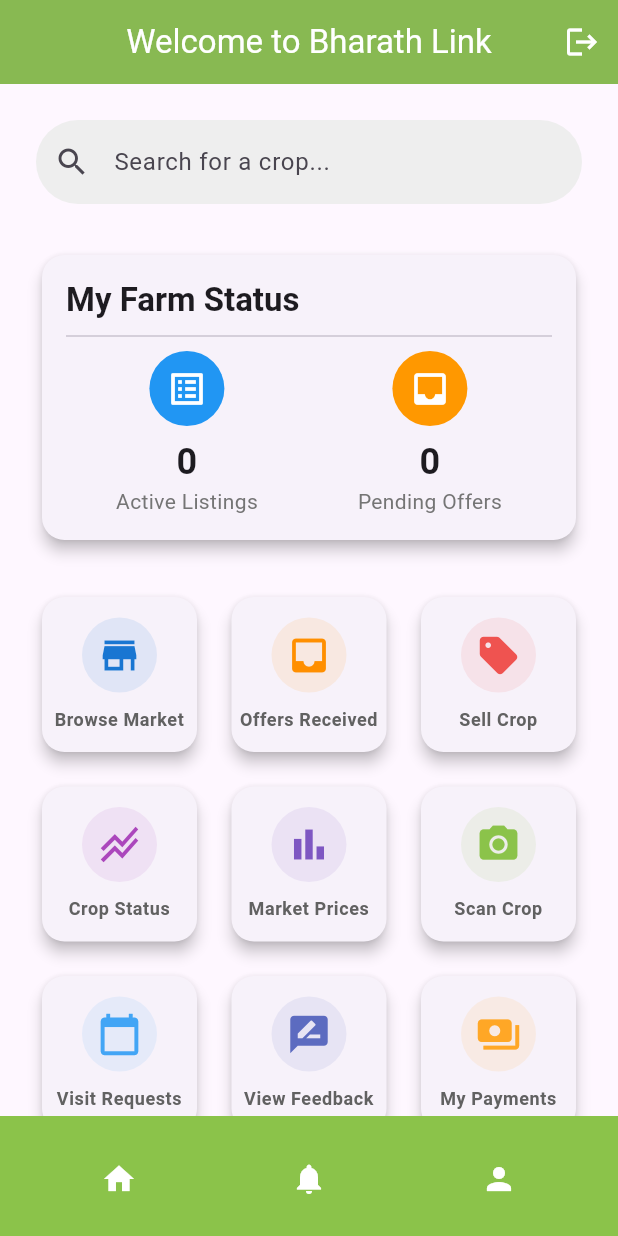
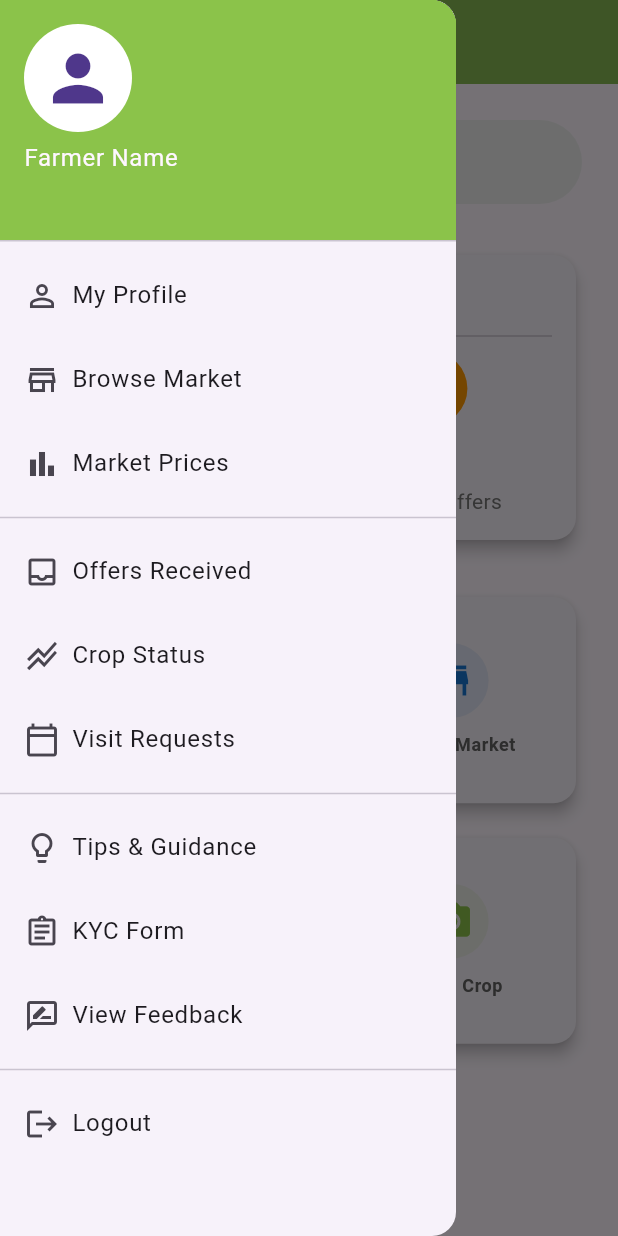
Before and after one commit to Nishmith12/BharathLink_App, a Flutter app: the HomeScreen screen opened directly, with the side drawer open (before the commit the screen has no drawer), on a phone screen of 412 x 824 dp. Run offline on Flutter 3.47's test engine with Material 3 defaults, Android fonts, the phone set to English and light mode, and no system bars; our stand-ins replace cloud_firestore, firebase_auth, firebase_core, firebase_storage, image_picker; accounts and stored records are empty.

Commit message:
feat: Add navigation drawer and clean up home screen

```diff
--- a/lib/screens/home_screen.dart
+++ b/lib/screens/home_screen.dart
@@ -3,24 +3,13 @@
 import 'package:flutter/material.dart';
 import 'package:firebase_auth/firebase_auth.dart';
 import 'package:cloud_firestore/cloud_firestore.dart';
+import '../widgets/app_drawer.dart'; // Import the new drawer
 import 'scan_crop_screen.dart';
-import 'schedule_visit_screen.dart';
-import 'sales_tracking_screen.dart';
-import 'kyc_screen.dart';
-import 'feedback_screen.dart';
-import 'login_screen.dart';
-import 'profile_screen.dart';
-import 'tips_screen.dart';
-import 'payments_screen.dart';
 import 'sell_crop_screen.dart';
 import 'search_results_screen.dart';
-import 'market_prices_screen.dart';
 import 'browse_crops_screen.dart';
 import 'offers_screen.dart';
-import 'visit_requests_screen.dart';
-import 'view_feedback_screen.dart';
 
-// Converted to a StatefulWidget to fetch and display dynamic data
 class HomeScreen extends StatefulWidget {
   const HomeScreen({super.key});
 
@@ -34,18 +23,10 @@ class _HomeScreenState extends State<HomeScreen> {
   @override
   Widget build(BuildContext context) {
     return Scaffold(
+      // The drawer property adds the hamburger menu icon automatically
+      drawer: const AppDrawer(),
       appBar: AppBar(
-        title: const Text('Welcome to Bharath Link'),
-        automaticallyImplyLeading: false,
-        actions: [
-          IconButton(
-            icon: const Icon(Icons.logout),
-            onPressed: () async {
-              await FirebaseAuth.instance.signOut();
-              Navigator.pushReplacement(context, MaterialPageRoute(builder: (_) => const LoginScreen()));
-            },
-          ),
-        ],
+        title: const Text('Dashboard'),
       ),
       body: SingleChildScrollView(
         padding: const EdgeInsets.all(24.0),
@@ -77,18 +58,26 @@ class _HomeScreenState extends State<HomeScreen> {
             ),
             const SizedBox(height: 30),
 
-            // --- NEW: Dynamic Dashboard Widget ---
             _buildDashboard(context),
             const SizedBox(height: 30),
 
-
+            // --- SIMPLIFIED Grid for primary actions ---
             GridView.count(
               shrinkWrap: true,
               physics: const NeverScrollableScrollPhysics(),
-              crossAxisCount: 3,
+              crossAxisCount: 2, // Reduced to 2 columns for a cleaner look
               crossAxisSpacing: 15,
               mainAxisSpacing: 15,
+              childAspectRatio: 1.2, // Adjust aspect ratio for larger cards
               children: [
+                _HomeActionCard(
+                  icon: Icons.sell,
+                  label: 'Sell a Crop',
+                  iconColor: Colors.red.shade400,
+                  onTap: () {
+                    Navigator.push(context, MaterialPageRoute(builder: (_) => const SellCropScreen()));
+                  },
+                ),
                 _HomeActionCard(
                   icon: Icons.store,
                   label: 'Browse Market',
@@ -99,66 +88,18 @@ class _HomeScreenState extends State<HomeScreen> {
                 ),
                 _HomeActionCard(
                   icon: Icons.inbox,
-                  label: 'Offers Received',
+                  label: 'My Offers',
                   iconColor: Colors.amber.shade800,
                   onTap: () {
                     Navigator.push(context, MaterialPageRoute(builder: (_) => const OffersScreen()));
                   },
                 ),
                 _HomeActionCard(
-                  icon: Icons.sell,
-                  label: 'Sell Crop',
-                  iconColor: Colors.red.shade400,
-                  onTap: () {
-                    Navigator.push(context, MaterialPageRoute(builder: (_) => const SellCropScreen()));
-                  },
-                ),
-                _HomeActionCard(
-                  icon: Icons.stacked_line_chart,
-                  label: 'Crop Status',
-                  iconColor: Colors.purple.shade400,
-                  onTap: () {
-                    Navigator.push(context, MaterialPageRoute(builder: (_) => const SalesTrackingScreen()));
-                  },
-                ),
-                _HomeActionCard(
-                  icon: Icons.bar_chart,
-                  label: 'Market Prices',
-                  iconColor: Colors.deepPurple.shade400,
-                  onTap: () {
-                    Navigator.push(context, MaterialPageRoute(builder: (_) => const MarketPricesScreen()));
-                  },
-                ),
-                _HomeActionCard(
                   icon: Icons.camera_alt,
-                  label: 'Scan Crop',
+                  label: 'Scan a Crop',
                   iconColor: Colors.lightGreen,
                   onTap: () {
                     Navigator.push(context, MaterialPageRoute(builder: (_) => const ScanCropScreen()));
-                  },
-                ),
-                _HomeActionCard(
-                  icon: Icons.calendar_today,
-                  label: 'Visit Requests',
-                  iconColor: Colors.blue.shade400,
-                  onTap: () {
-                    Navigator.push(context, MaterialPageRoute(builder: (_) => const VisitRequestsScreen()));
-                  },
-                ),
-                _HomeActionCard(
-                  icon: Icons.rate_review,
-                  label: 'View Feedback',
-                  iconColor: Colors.indigo.shade400,
-                  onTap: () {
-                    Navigator.push(context, MaterialPageRoute(builder: (_) => const ViewFeedbackScreen()));
-                  },
-                ),
-                _HomeActionCard(
-                  icon: Icons.payments,
-                  label: 'My Payments',
-                  iconColor: Colors.orange.shade400,
-                  onTap: () {
-                    Navigator.push(context, MaterialPageRoute(builder: (_) => const PaymentsScreen()));
                   },
                 ),
               ],
@@ -166,42 +107,12 @@ class _HomeScreenState extends State<HomeScreen> {
           ],
         ),
       ),
-      bottomNavigationBar: BottomAppBar(
-        color: Colors.lightGreen,
-        child: Padding(
-          padding: const EdgeInsets.symmetric(vertical: 10.0),
-          child: Row(
-            mainAxisAlignment: MainAxisAlignment.spaceAround,
-            children: [
-              IconButton(
-                icon: const Icon(Icons.home, color: Colors.white),
-                onPressed: () {},
-              ),
-              IconButton(
-                icon: const Icon(Icons.notifications, color: Colors.white),
-                onPressed: () {
-                  ScaffoldMessenger.of(context).showSnackBar(
-                    const SnackBar(content: Text('Notifications (Feature Coming Soon)')),
-                  );
-                },
-              ),
-              IconButton(
-                icon: const Icon(Icons.person, color: Colors.white),
-                onPressed: () {
-                  Navigator.push(context, MaterialPageRoute(builder: (_) => const ProfileScreen()));
-                },
-              ),
-            ],
-          ),
-        ),
-      ),
     );
   }
 
-  // --- Widget for the new dashboard ---
   Widget _buildDashboard(BuildContext context) {
     final currentUser = FirebaseAuth.instance.currentUser;
-    if (currentUser == null) return const SizedBox.shrink(); // Don't show if not logged in
+    if (currentUser == null) return const SizedBox.shrink();
 
     return Card(
       elevation: 4,
@@ -218,19 +129,17 @@ class _HomeScreenState extends State<HomeScreen> {
             Row(
               mainAxisAlignment: MainAxisAlignment.spaceAround,
               children: [
-                // --- Active Listings Counter ---
                 _buildDashboardItem(
                   context,
                   stream: FirebaseFirestore.instance
                       .collection('crops')
                       .where('ownerId', isEqualTo: currentUser.uid)
-                      .where('status', isNotEqualTo: 'sold') // Only count unsold crops
+                      .where('status', isNotEqualTo: 'sold')
                       .snapshots(),
                   icon: Icons.list_alt,
                   label: "Active Listings",
                   color: Colors.blue,
                 ),
-                // --- Pending Offers Counter ---
                 _buildDashboardItem(
                   context,
                   stream: FirebaseFirestore.instance
@@ -250,7 +159,6 @@ class _HomeScreenState extends State<HomeScreen> {
     );
   }
 
-  // --- Helper widget for each dashboard item ---
   Widget _buildDashboardItem(
       BuildContext context, {
         required Stream<QuerySnapshot> stream,
--- /dev/null
+++ b/lib/widgets/app_drawer.dart
@@ -0,0 +1,116 @@
+// lib/widgets/app_drawer.dart
+
+import 'package:flutter/material.dart';
+import 'package:firebase_auth/firebase_auth.dart';
+import '../screens/login_screen.dart';
+import '../screens/profile_screen.dart';
+import '../screens/market_prices_screen.dart';
+import '../screens/browse_crops_screen.dart';
+import '../screens/offers_screen.dart';
+import '../screens/sales_tracking_screen.dart';
+import '../screens/visit_requests_screen.dart';
+import '../screens/view_feedback_screen.dart';
+import '../screens/tips_screen.dart';
+import '../screens/kyc_screen.dart';
+
+class AppDrawer extends StatelessWidget {
+  const AppDrawer({super.key});
+
+  @override
+  Widget build(BuildContext context) {
+    final currentUser = FirebaseAuth.instance.currentUser;
+
+    return Drawer(
+      child: ListView(
+        padding: EdgeInsets.zero,
+        children: <Widget>[
+          UserAccountsDrawerHeader(
+            accountName: const Text("Farmer Name"), // Placeholder
+            accountEmail: Text(currentUser?.email ?? "No email"),
+            currentAccountPicture: const CircleAvatar(
+              backgroundColor: Colors.white,
+              child: Icon(Icons.person, size: 50),
+            ),
+            decoration: const BoxDecoration(
+              color: Colors.lightGreen,
+            ),
+          ),
+          _createDrawerItem(
+            icon: Icons.person_outline,
+            text: 'My Profile',
+            onTap: () => Navigator.push(context, MaterialPageRoute(builder: (_) => const ProfileScreen())),
+          ),
+          _createDrawerItem(
+            icon: Icons.store_outlined,
+            text: 'Browse Market',
+            onTap: () => Navigator.push(context, MaterialPageRoute(builder: (_) => const BrowseCropsScreen())),
+          ),
+          _createDrawerItem(
+            icon: Icons.bar_chart_outlined,
+            text: 'Market Prices',
+            onTap: () => Navigator.push(context, MaterialPageRoute(builder: (_) => const MarketPricesScreen())),
+          ),
+          const Divider(),
+          _createDrawerItem(
+            icon: Icons.inbox_outlined,
+            text: 'Offers Received',
+            onTap: () => Navigator.push(context, MaterialPageRoute(builder: (_) => const OffersScreen())),
+          ),
+          _createDrawerItem(
+            icon: Icons.stacked_line_chart_outlined,
+            text: 'Crop Status',
+            onTap: () => Navigator.push(context, MaterialPageRoute(builder: (_) => const SalesTrackingScreen())),
+          ),
+          _createDrawerItem(
+            icon: Icons.calendar_today_outlined,
+            text: 'Visit Requests',
+            onTap: () => Navigator.push(context, MaterialPageRoute(builder: (_) => const VisitRequestsScreen())),
+          ),
+          const Divider(),
+          _createDrawerItem(
+            icon: Icons.lightbulb_outline,
+            text: 'Tips & Guidance',
+            onTap: () => Navigator.push(context, MaterialPageRoute(builder: (_) => const TipsScreen())),
+          ),
+          _createDrawerItem(
+            icon: Icons.assignment_outlined,
+            text: 'KYC Form',
+            onTap: () => Navigator.push(context, MaterialPageRoute(builder: (_) => const KycScreen())),
+          ),
+          _createDrawerItem(
+            icon: Icons.rate_review_outlined,
+            text: 'View Feedback',
+            onTap: () => Navigator.push(context, MaterialPageRoute(builder: (_) => const ViewFeedbackScreen())),
+          ),
+          const Divider(),
+          _createDrawerItem(
+            icon: Icons.logout,
+            text: 'Logout',
+            onTap: () async {
+              await FirebaseAuth.instance.signOut();
+              Navigator.of(context).pushAndRemoveUntil(
+                MaterialPageRoute(builder: (context) => const LoginScreen()),
+                    (Route<dynamic> route) => false,
+              );
+            },
+          ),
+        ],
+      ),
+    );
+  }
+
+  Widget _createDrawerItem({required IconData icon, required String text, required GestureTapCallback onTap}) {
+    return ListTile(
+      title: Row(
+        children: <Widget>[
+          Icon(icon),
+          Padding(
+            padding: const EdgeInsets.only(left: 8.0),
+            child: Text(text),
+          )
+        ],
+      ),
+      onTap: onTap,
+    );
+  }
+}
```
